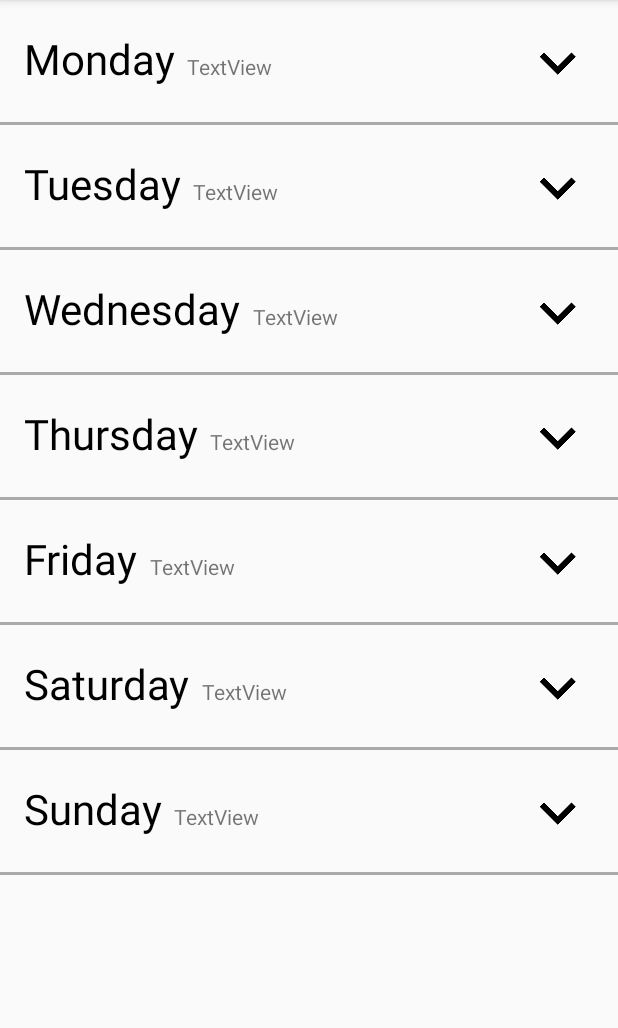
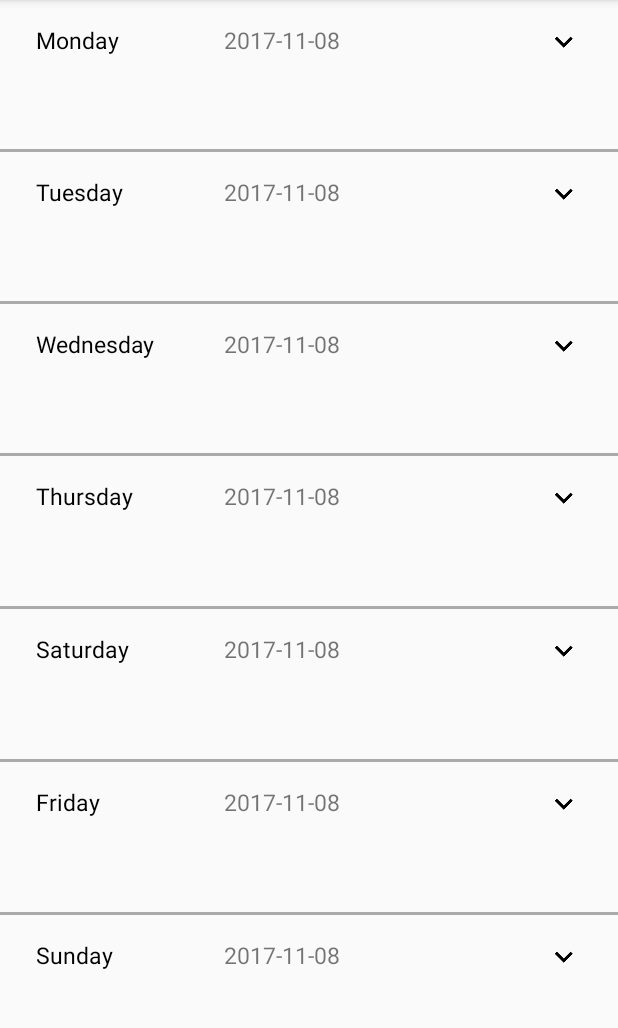
Before and after one commit to woofi7/IBD-Helper, an Android app: the screen it shows after launch (MainActivity), on a phone screen of 412 x 824 dp, the part 84-1112 px from its top. Run offline under Robolectric (Android 15) with nearby library versions, the phone set to English and light mode, and no system bars.

Commit message:
Modification des layout pour s'adapter à tous les grandeurs d'écran.

```diff
--- a/app/build.gradle
+++ b/app/build.gradle
@@ -19,7 +19,7 @@ android {
 }
 
 dependencies {
-    implementation fileTree(dir: 'libs', include: ['*.jar'])
+    implementation fileTree(include: ['*.jar'], dir: 'libs')
     implementation 'com.android.support:appcompat-v7:26.1.0'
     implementation 'com.android.support.constraint:constraint-layout:1.0.2'
     implementation 'com.android.support:design:26.1.0'
@@ -27,4 +27,5 @@ dependencies {
     testImplementation 'junit:junit:4.12'
     androidTestImplementation 'com.android.support.test:runner:1.0.1'
     androidTestImplementation 'com.android.support.test.espresso:espresso-core:3.0.1'
+    implementation 'io.reactivex:rxjava:1.3.3'
 }
--- a/app/src/main/java/p55/a2017/bdeb/qc/ca/ibdhelper/Day.java
+++ b/app/src/main/java/p55/a2017/bdeb/qc/ca/ibdhelper/Day.java
@@ -1,16 +1,20 @@
 package p55.a2017.bdeb.qc.ca.ibdhelper;
 
 import android.content.Intent;
+import android.content.res.TypedArray;
+import android.graphics.drawable.Drawable;
 import android.view.View;
-import android.view.ViewGroup;
 import android.widget.ImageButton;
 import android.widget.ImageView;
 import android.widget.TextView;
 import android.widget.Toast;
 
+import java.util.Observable;
+
 import p55.a2017.bdeb.qc.ca.ibdhelper.Pain.PainActivity;
 
 public class Day {
+    public final EnumDay enumDay;
     private TextView day;
     private TextView date;
     private TextView mealTxt;
@@ -20,13 +24,23 @@ public class Day {
     private ImageButton mealBtn;
     private ImageButton painBtn;
     private ImageButton toiletBtn;
+    private View group;
     private View groupDay;
     private View groupInfo;
     private boolean isExpanded;
 
-    public Day(TextView day, TextView date, TextView mealTxt, TextView painTxt, TextView toiletTxt,
+    public class SelectEvent extends Observable {
+        public void select() {
+            this.setChanged();
+            this.notifyObservers();
+        }
+    }
+    public SelectEvent onSelected = new SelectEvent();
+
+    public Day(EnumDay enumDay, TextView day, TextView date, TextView mealTxt, TextView painTxt, TextView toiletTxt,
                ImageView indicator, ImageButton mealBtn, ImageButton painBtn, ImageButton toiletBtn,
-                View groupDay, final View groupInfo) {
+                 View group) {
+        this.enumDay = enumDay;
         this.day = day;
         this.date = date;
         this.mealTxt = mealTxt;
@@ -36,14 +50,16 @@ public class Day {
         this.mealBtn = mealBtn;
         this.painBtn = painBtn;
         this.toiletBtn = toiletBtn;
-        this.groupDay = groupDay;
-        this.groupInfo = groupInfo;
+        this.group = group;
+        this.groupDay = group.findViewById(R.id.activity_main_day_group);
+        this.groupInfo = group.findViewById(R.id.activity_main_group_info);
+
         this.isExpanded = false;
 
-        groupInfo.setOnClickListener(new View.OnClickListener() {
+        group.setOnClickListener(new View.OnClickListener() {
             @Override
             public void onClick(View v) {
-                expand();
+                onSelected.select();
             }
         });
 
@@ -75,24 +91,23 @@ public class Day {
     /**
      * Afficher les éléments de la journée.
      */
-    private void expand() {
-        if (isExpanded) {
-            collapse();
-        }
-        else {
-            this.indicator.setBackgroundResource(R.drawable.ic_expand_less_black_48dp);
-            this.groupDay.setVisibility(View.VISIBLE);
-            isExpanded = true;
-        }
+    public void expand() {
+        this.indicator.setBackgroundResource(R.drawable.ic_expand_less_black_24dp);
+        this.groupDay.setVisibility(View.VISIBLE);
+        //this.group.setBackground(null);
     }
 
     /**
      * Cacher les éléments de la journée.
      */
-    private void collapse() {
-        this.indicator.setBackgroundResource(R.drawable.ic_expand_more_black_48dp);
+    public void collapse() {
+        this.indicator.setBackgroundResource(R.drawable.ic_expand_more_black_24dp);
         this.groupDay.setVisibility(View.GONE);
-        isExpanded = false;
+        //int[] attrs = new int[] { android.R.attr.selectableItemBackground};
+        //TypedArray ta = this.group.getContext().obtainStyledAttributes(attrs);
+        //Drawable drawableFromTheme = ta.getDrawable(0);
+        //ta.recycle();
+        //this.group.setBackground(drawableFromTheme);
     }
 
     public TextView getDay() {
@@ -126,18 +141,4 @@ public class Day {
     public ImageButton getToiletBtn() {
         return toiletBtn;
     }
-
-    public View getGroupDay() {
-        return groupDay;
-    }
-
-    public View getGroupInfo() {
-        return groupInfo;
-    }
-
-    public void setHeight(int height) {
-        ViewGroup.LayoutParams params = groupInfo.getLayoutParams();
-        params.height = height;
-        groupInfo.setLayoutParams(params);
-    }
 }
--- a/app/src/main/java/p55/a2017/bdeb/qc/ca/ibdhelper/MainActivity.java
+++ b/app/src/main/java/p55/a2017/bdeb/qc/ca/ibdhelper/MainActivity.java
@@ -11,6 +11,9 @@ import android.widget.LinearLayout;
 import android.widget.TextView;
 import android.widget.Toast;
 
+import java.util.Observable;
+import java.util.Observer;
+
 public class MainActivity extends AppCompatActivity {
 
     private Day week[];
@@ -23,6 +26,16 @@ public class MainActivity extends AppCompatActivity {
         initialiseWeek();
     }
 
+    private void setDay(EnumDay day) {
+        for (Day dayComponent : week) {
+            if (dayComponent.enumDay == day) {
+                dayComponent.expand();
+            }
+            else {
+                dayComponent.collapse();
+            }
+        }
+    }
     /**
      * Initialiser l'ensemble des journées en leur assignant leurs éléments d'interface.
      */
@@ -42,7 +55,7 @@ public class MainActivity extends AppCompatActivity {
         ImageButton toiletBtn;
         ImageButton painBtn;
 
-        for (EnumDay enumDay : EnumDay.values()) {
+        for (final EnumDay enumDay : EnumDay.values()) {
             switch (enumDay) {
                 case MONDAY:
                     group = findViewById(R.id.activity_main_group_monday);
@@ -88,32 +101,17 @@ public class MainActivity extends AppCompatActivity {
 
             //Remove the bottom separator of the last element
             if (enumDay == EnumDay.SUNDAY) {
-                //group.findViewById(R.id.activity_main_group_border_bottom).setVisibility(View.GONE);
+                group.findViewById(R.id.activity_main_group_border_bottom).setVisibility(View.GONE);
             }
 
-            week[enumDay.getId()] = new Day(day, date, mealTxt, painTxt, toiletTxt, indicator,
-                    mealBtn, painBtn, toiletBtn, groupDay, groupInfo);
+            week[enumDay.getId()] = new Day(enumDay, day, date, mealTxt, painTxt, toiletTxt, indicator,
+                    mealBtn, painBtn, toiletBtn, group);
+            week[enumDay.getId()].onSelected.addObserver(new Observer() {
+                @Override
+                public void update(Observable o, Object arg) {
+                    setDay(enumDay);
+                }
+            });
         }
-
-        updateLayoutHeight();
-    }
-
-    private void updateLayoutHeight() {
-        final LinearLayout weeklayout = findViewById(R.id.activity_main_group_weeklayout);
-        final ConstraintLayout layout = findViewById(R.id.activity_main_group_layout);
-        final android.support.v7.widget.Toolbar toolbar = findViewById(R.id.activity_main_group_toolbar);
-
-        layout.post(new Runnable() {
-            @Override
-            public void run() {
-                int  height = (layout.getHeight() - toolbar.getHeight() - week[0].getGroupInfo().getHeight() * 2) / 7;
-
-                for (Day day : week) {
-                    day.setHeight(height);
-                }
-                Toast.makeText(MainActivity.this,  "Screen: " + layout.getHeight() + " Week: " + weeklayout.getHeight() + " Toolbar: " + toolbar.getHeight(), Toast.LENGTH_LONG).show();
-            }
-        });
-
     }
 }
--- a/app/src/main/res/layout/activity_main.xml
+++ b/app/src/main/res/layout/activity_main.xml
@@ -9,10 +9,18 @@
     tools:context="p55.a2017.bdeb.qc.ca.ibdhelper.MainActivity">
 
     <LinearLayout
+        android:layout_width="match_parent"
+        android:layout_height="match_parent"
+        android:orientation="vertical">
+
+        <LinearLayout
             android:id="@+id/activity_main_group_weeklayout"
             android:layout_width="match_parent"
-        android:layout_height="wrap_content"
+            android:layout_height="match_parent"
+            android:layout_weight="1"
+            android:gravity="fill_vertical"
             android:orientation="vertical"
+            app:layout_constraintBottom_toTopOf="@+id/activity_main_group_toolbar"
             app:layout_constraintEnd_toEndOf="parent"
             app:layout_constraintHorizontal_bias="0.0"
             app:layout_constraintStart_toStartOf="parent"
@@ -28,6 +36,7 @@
                 android:layout_marginLeft="0dp"
                 android:layout_marginRight="0dp"
                 android:layout_marginStart="0dp"
+                android:layout_weight="1"
                 app:layout_constraintBottom_toTopOf="@+id/activity_main_group_tuesday"
                 app:layout_constraintHorizontal_bias="0.0"
                 app:layout_constraintLeft_toLeftOf="parent"
@@ -43,6 +52,7 @@
                 android:layout_marginLeft="0dp"
                 android:layout_marginRight="0dp"
                 android:layout_marginStart="0dp"
+                android:layout_weight="1"
                 app:layout_constraintBottom_toTopOf="@+id/activity_main_group_wednesday"
                 app:layout_constraintHorizontal_bias="0.0"
                 app:layout_constraintLeft_toLeftOf="parent"
@@ -58,6 +68,7 @@
                 android:layout_marginLeft="0dp"
                 android:layout_marginRight="0dp"
                 android:layout_marginStart="0dp"
+                android:layout_weight="1"
                 app:layout_constraintBottom_toTopOf="@+id/activity_main_group_thursday"
                 app:layout_constraintHorizontal_bias="0.0"
                 app:layout_constraintLeft_toLeftOf="parent"
@@ -73,7 +84,24 @@
                 android:layout_marginLeft="0dp"
                 android:layout_marginRight="0dp"
                 android:layout_marginStart="0dp"
+                android:layout_weight="1"
                 app:layout_constraintBottom_toTopOf="@+id/activity_main_group_friday"
+                app:layout_constraintHorizontal_bias="0.0"
+                app:layout_constraintLeft_toLeftOf="parent"
+                app:layout_constraintRight_toRightOf="parent" />
+
+            <include
+                android:id="@+id/activity_main_group_saturday"
+                layout="@layout/activity_main_group"
+                android:layout_width="match_parent"
+                android:layout_height="wrap_content"
+                android:layout_marginBottom="0dp"
+                android:layout_marginEnd="0dp"
+                android:layout_marginLeft="0dp"
+                android:layout_marginRight="0dp"
+                android:layout_marginStart="0dp"
+                android:layout_weight="1"
+                app:layout_constraintBottom_toTopOf="@+id/activity_main_group_sunday"
                 app:layout_constraintHorizontal_bias="0.0"
                 app:layout_constraintLeft_toLeftOf="parent"
                 app:layout_constraintRight_toRightOf="parent" />
@@ -88,22 +116,8 @@
                 android:layout_marginLeft="0dp"
                 android:layout_marginRight="0dp"
                 android:layout_marginStart="0dp"
+                android:layout_weight="1"
                 app:layout_constraintBottom_toTopOf="@+id/activity_main_group_saturday"
-            app:layout_constraintHorizontal_bias="0.0"
-            app:layout_constraintLeft_toLeftOf="parent"
-            app:layout_constraintRight_toRightOf="parent" />
-
-        <include
-            android:id="@+id/activity_main_group_saturday"
-            layout="@layout/activity_main_group"
-            android:layout_width="match_parent"
-            android:layout_height="wrap_content"
-            android:layout_marginBottom="0dp"
-            android:layout_marginEnd="0dp"
-            android:layout_marginLeft="0dp"
-            android:layout_marginRight="0dp"
-            android:layout_marginStart="0dp"
-            app:layout_constraintBottom_toTopOf="@+id/activity_main_group_sunday"
                 app:layout_constraintHorizontal_bias="0.0"
                 app:layout_constraintLeft_toLeftOf="parent"
                 app:layout_constraintRight_toRightOf="parent" />
@@ -118,6 +132,7 @@
                 android:layout_marginLeft="0dp"
                 android:layout_marginRight="0dp"
                 android:layout_marginStart="0dp"
+                android:layout_weight="1"
                 app:layout_constraintBottom_toBottomOf="parent"
                 app:layout_constraintHorizontal_bias="0.0"
                 app:layout_constraintLeft_toLeftOf="parent"
@@ -129,10 +144,15 @@
             android:id="@+id/activity_main_group_toolbar"
             android:layout_width="match_parent"
             android:layout_height="wrap_content"
+            android:layout_weight="0"
             android:background="?attr/colorPrimary"
             android:minHeight="?attr/actionBarSize"
             android:theme="?attr/actionBarTheme"
+            android:visibility="visible"
             app:layout_constraintBottom_toBottomOf="parent"
             app:layout_constraintEnd_toEndOf="parent"
             app:layout_constraintStart_toStartOf="parent" />
+
+    </LinearLayout>
+
 </android.support.constraint.ConstraintLayout>
--- a/app/src/main/res/layout/activity_main_group.xml
+++ b/app/src/main/res/layout/activity_main_group.xml
@@ -4,55 +4,68 @@
     xmlns:tools="http://schemas.android.com/tools"
     android:id="@+id/activity_main_group"
     android:layout_width="match_parent"
-    android:layout_height="wrap_content"
+    android:layout_height="match_parent"
     tools:layout_editor_absoluteX="0dp"
+    android:clickable="true"
+    android:focusable="true"
+    android:background="?attr/selectableItemBackground"
     tools:layout_editor_absoluteY="81dp">
 
     <android.support.constraint.ConstraintLayout
         android:id="@+id/activity_main_group_info"
         android:layout_width="0dp"
         android:layout_height="wrap_content"
-        android:clickable="true"
-        android:contextClickable="false"
-        android:focusable="true"
-        android:foreground="?attr/selectableItemBackground"
         app:layout_constraintLeft_toLeftOf="parent"
         app:layout_constraintRight_toRightOf="parent"
         app:layout_constraintTop_toTopOf="parent">
 
-        <TextView
-            android:id="@+id/activity_main_group_txt_date"
-            android:layout_width="wrap_content"
-            android:layout_height="wrap_content"
-            android:layout_marginLeft="8dp"
-            android:layout_marginStart="8dp"
-            android:text="TextView"
-            app:layout_constraintBaseline_toBaselineOf="@+id/activity_main_group_txt_day"
-            app:layout_constraintLeft_toRightOf="@+id/activity_main_group_txt_day" />
+        <LinearLayout
+            android:layout_width="match_parent"
+            android:layout_height="48dp"
+            android:gravity="fill_horizontal"
+            android:orientation="horizontal">
 
             <TextView
                 android:id="@+id/activity_main_group_txt_day"
-            android:layout_width="wrap_content"
-            android:layout_height="wrap_content"
-            android:layout_marginBottom="8dp"
-            android:layout_marginLeft="16dp"
+                android:layout_width="match_parent"
+                android:layout_height="match_parent"
+                android:layout_marginTop="16dp"
+                android:layout_weight="4"
+                android:paddingLeft="24dp"
+                android:paddingRight="24dp"
                 android:text="@string/activity_main_group_day_monday"
                 android:textColor="@android:color/black"
-            android:textSize="28sp"
+                android:textSize="15sp"
                 app:layout_constraintBottom_toBottomOf="@+id/activity_main_group_img_indicator"
                 app:layout_constraintLeft_toLeftOf="parent" />
+
+            <TextView
+                android:id="@+id/activity_main_group_txt_date"
+                android:layout_width="match_parent"
+                android:layout_height="match_parent"
+                android:layout_marginTop="16dp"
+                android:layout_weight="3"
+                android:paddingRight="24dp"
+                android:text="2017-11-08"
+                android:textSize="15sp"
+                app:layout_constraintBaseline_toBaselineOf="@+id/activity_main_group_txt_day"
+                app:layout_constraintLeft_toRightOf="@+id/activity_main_group_txt_day" />
 
             <ImageView
                 android:id="@+id/activity_main_group_img_indicator"
                 android:layout_width="wrap_content"
                 android:layout_height="wrap_content"
                 android:layout_marginBottom="8dp"
-            android:layout_marginEnd="16dp"
-            android:layout_marginTop="8dp"
-            android:background="@drawable/ic_expand_more_black_48dp"
+                android:layout_marginEnd="24dp"
+                android:layout_marginLeft="16dp"
+                android:layout_marginTop="16dp"
+                android:layout_weight="0"
+                android:background="@drawable/ic_expand_more_black_24dp"
                 app:layout_constraintBottom_toBottomOf="parent"
                 app:layout_constraintEnd_toEndOf="parent"
                 app:layout_constraintTop_toTopOf="parent" />
+        </LinearLayout>
+
     </android.support.constraint.ConstraintLayout>
 
     <include
@@ -69,10 +82,10 @@
         android:id="@+id/activity_main_group_border_bottom"
         android:layout_width="0dp"
         android:layout_height="2dp"
+        app:layout_constraintBottom_toBottomOf="parent"
         app:layout_constraintHorizontal_bias="0.0"
         app:layout_constraintLeft_toLeftOf="parent"
         app:layout_constraintRight_toRightOf="parent"
-        app:srcCompat="@android:color/darker_gray"
-        app:layout_constraintBottom_toBottomOf="parent" />
+        app:srcCompat="@android:color/darker_gray" />
 
 </android.support.constraint.ConstraintLayout>
```
Lines whose indentation alone changed are shown as unchanged.
